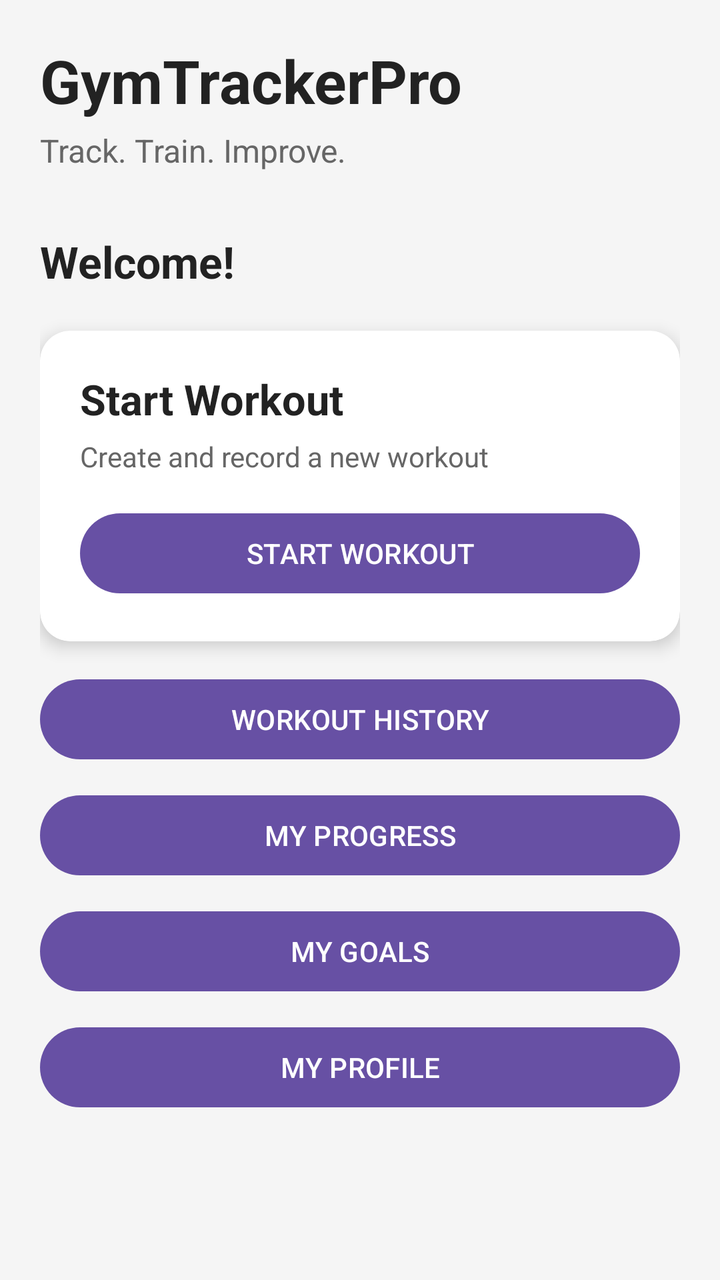
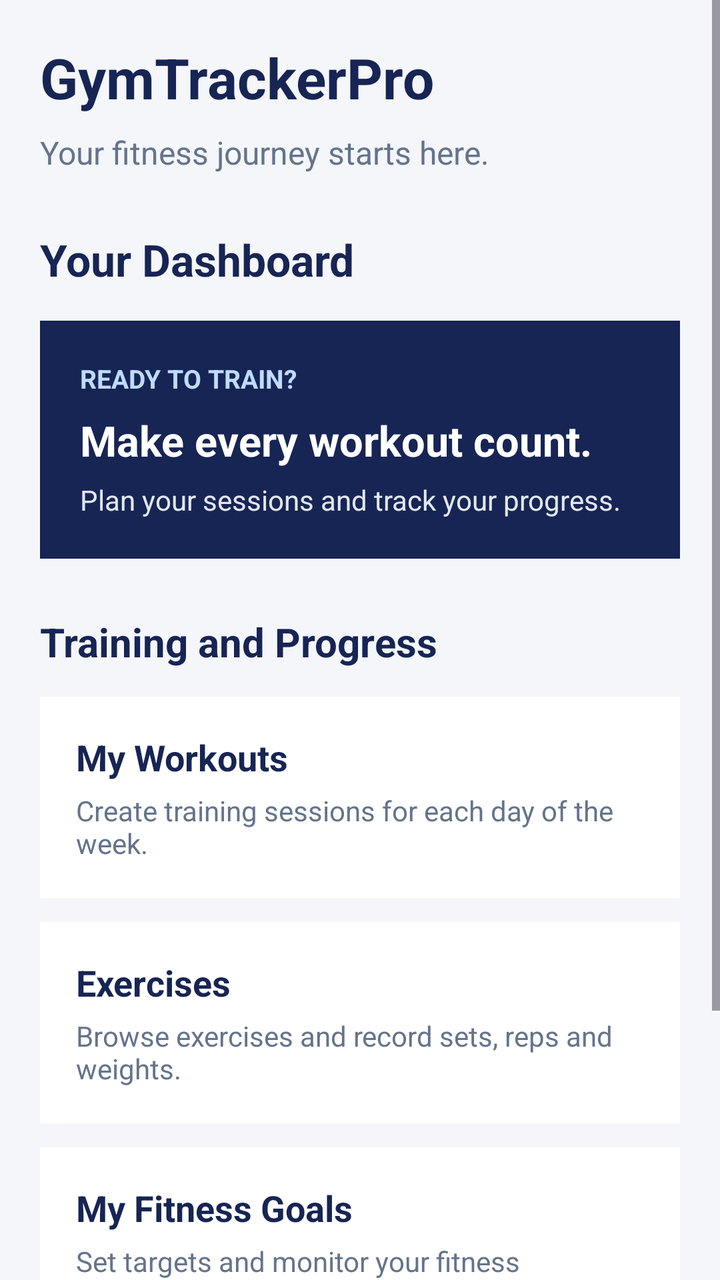

An Android layout rendered at two revisions. The XML below is the earlier revision; the diff shows what the commit changed to produce the second picture.
<!-- AndroidManifest.xml: application theme Theme.GymTrackerPro -->
<!-- res/layout/activity_main.xml -->
<?xml version="1.0" encoding="utf-8"?>
<ScrollView
    xmlns:android="http://schemas.android.com/apk/res/android"
    xmlns:app="http://schemas.android.com/apk/res-auto"
    android:id="@+id/main"
    android:layout_width="match_parent"
    android:layout_height="match_parent"
    android:background="#F5F5F5">

    <LinearLayout
        android:layout_width="match_parent"
        android:layout_height="wrap_content"
        android:orientation="vertical"
        android:padding="20dp">

        

        <TextView
            android:layout_width="wrap_content"
            android:layout_height="wrap_content"
            android:text="GymTrackerPro"
            android:textSize="30sp"
            android:textStyle="bold"
            android:textColor="#222222"/>

        <TextView
            android:layout_width="wrap_content"
            android:layout_height="wrap_content"
            android:text="Track. Train. Improve."
            android:textSize="16sp"
            android:textColor="#666666"
            android:layout_marginTop="4dp"/>

        

        <TextView
            android:id="@+id/txtWelcome"
            android:layout_width="match_parent"
            android:layout_height="wrap_content"
            android:text="Welcome!"
            android:textSize="22sp"
            android:textStyle="bold"
            android:textColor="#222222"
            android:layout_marginTop="30dp"/>

        

        <androidx.cardview.widget.CardView
            android:layout_width="match_parent"
            android:layout_height="wrap_content"
            android:layout_marginTop="20dp"
            app:cardCornerRadius="15dp"
            app:cardElevation="5dp">

            <LinearLayout
                android:layout_width="match_parent"
                android:layout_height="wrap_content"
                android:orientation="vertical"
                android:padding="20dp">

                <TextView
                    android:layout_width="wrap_content"
                    android:layout_height="wrap_content"
                    android:text="Start Workout"
                    android:textSize="21sp"
                    android:textStyle="bold"
                    android:textColor="#222222"/>

                <TextView
                    android:layout_width="wrap_content"
                    android:layout_height="wrap_content"
                    android:text="Create and record a new workout"
                    android:textSize="14sp"
                    android:textColor="#666666"
                    android:layout_marginTop="5dp"/>

                <Button
                    android:id="@+id/btnStartWorkout"
                    android:layout_width="match_parent"
                    android:layout_height="wrap_content"
                    android:text="START WORKOUT"
                    android:layout_marginTop="15dp"/>

            </LinearLayout>

        </androidx.cardview.widget.CardView>

        

        <Button
            android:id="@+id/btnWorkoutHistory"
            android:layout_width="match_parent"
            android:layout_height="wrap_content"
            android:text="WORKOUT HISTORY"
            android:layout_marginTop="15dp"/>

        

        <Button
            android:id="@+id/btnProgress"
            android:layout_width="match_parent"
            android:layout_height="wrap_content"
            android:text="MY PROGRESS"
            android:layout_marginTop="10dp"/>

        

        <Button
            android:id="@+id/btnGoals"
            android:layout_width="match_parent"
            android:layout_height="wrap_content"
            android:text="MY GOALS"
            android:layout_marginTop="10dp"/>

        

        <Button
            android:id="@+id/btnProfile"
            android:layout_width="match_parent"
            android:layout_height="wrap_content"
            android:text="MY PROFILE"
            android:layout_marginTop="10dp"/>

    </LinearLayout>

</ScrollView>
<!-- resources referenced by this layout -->
<resources>
  <style name="Theme.GymTrackerPro" parent="Base.Theme.GymTrackerPro" />
  <style name="Base.Theme.GymTrackerPro" parent="Theme.Material3.DayNight.NoActionBar">
          
          
      </style>
</resources>

<!-- the commit's change to res/layout/activity_main.xml (unified diff, before → after) -->
@@ -1,11 +1,10 @@
 <?xml version="1.0" encoding="utf-8"?>
-<ScrollView
-    xmlns:android="http://schemas.android.com/apk/res/android"
-    xmlns:app="http://schemas.android.com/apk/res-auto"
+<ScrollView xmlns:android="http://schemas.android.com/apk/res/android"
     android:id="@+id/main"
     android:layout_width="match_parent"
     android:layout_height="match_parent"
-    android:background="#F5F5F5">
+    android:background="#F4F6FA"
+    android:fillViewport="true">
 
     <LinearLayout
         android:layout_width="match_parent"
@@ -14,112 +13,182 @@
         android:padding="20dp">
 
         
-
         <TextView
             android:layout_width="wrap_content"
             android:layout_height="wrap_content"
             android:text="GymTrackerPro"
-            android:textSize="30sp"
-            android:textStyle="bold"
-            android:textColor="#222222"/>
+            android:textColor="#172554"
+            android:textSize="28sp"
+            android:textStyle="bold" />
 
+        
+        <TextView
+            android:layout_width="match_parent"
+            android:layout_height="wrap_content"
+            android:layout_marginTop="8dp"
+            android:text="Your fitness journey starts here."
+            android:textColor="#64748B"
+            android:textSize="16sp" />
+
+        
         <TextView
             android:layout_width="wrap_content"
             android:layout_height="wrap_content"
-            android:text="Track. Train. Improve."
-            android:textSize="16sp"
-            android:textColor="#666666"
-            android:layout_marginTop="4dp"/>
+            android:layout_marginTop="28dp"
+            android:text="Your Dashboard"
+            android:textColor="#172554"
+            android:textSize="22sp"
+            android:textStyle="bold" />
 
         
-
-        <TextView
-            android:id="@+id/txtWelcome"
+        <LinearLayout
             android:layout_width="match_parent"
             android:layout_height="wrap_content"
-            android:text="Welcome!"
-            android:textSize="22sp"
-            android:textStyle="bold"
-            android:textColor="#222222"
-            android:layout_marginTop="30dp"/>
+            android:layout_marginTop="16dp"
+            android:background="#172554"
+            android:orientation="vertical"
+            android:padding="20dp">
+
+            <TextView
+                android:layout_width="wrap_content"
+                android:layout_height="wrap_content"
+                android:text="READY TO TRAIN?"
+                android:textColor="#BFDBFE"
+                android:textSize="13sp"
+                android:textStyle="bold" />
+
+            <TextView
+                android:layout_width="wrap_content"
+                android:layout_height="wrap_content"
+                android:layout_marginTop="8dp"
+                android:text="Make every workout count."
+                android:textColor="#FFFFFF"
+                android:textSize="21sp"
+                android:textStyle="bold" />
+
+            <TextView
+                android:layout_width="wrap_content"
+                android:layout_height="wrap_content"
+                android:layout_marginTop="6dp"
+                android:text="Plan your sessions and track your progress."
+                android:textColor="#E2E8F0"
+                android:textSize="14sp" />
+        </LinearLayout>
 
         
+        <TextView
+            android:layout_width="wrap_content"
+            android:layout_height="wrap_content"
+            android:layout_marginTop="28dp"
+            android:text="Training and Progress"
+            android:textColor="#172554"
+            android:textSize="20sp"
+            android:textStyle="bold" />
 
-        <androidx.cardview.widget.CardView
+        
+        <LinearLayout
             android:layout_width="match_parent"
             android:layout_height="wrap_content"
-            android:layout_marginTop="20dp"
-            app:cardCornerRadius="15dp"
-            app:cardElevation="5dp">
+            android:layout_marginTop="14dp"
+            android:background="#FFFFFF"
+            android:orientation="vertical"
+            android:padding="18dp">
 
-            <LinearLayout
+            <TextView
+                android:layout_width="wrap_content"
+                android:layout_height="wrap_content"
+                android:text="My Workouts"
+                android:textColor="#172554"
+                android:textSize="18sp"
+                android:textStyle="bold" />
+
+            <TextView
                 android:layout_width="match_parent"
                 android:layout_height="wrap_content"
-                android:orientation="vertical"
-                android:padding="20dp">
-
-                <TextView
-                    android:layout_width="wrap_content"
-                    android:layout_height="wrap_content"
-                    android:text="Start Workout"
-                    android:textSize="21sp"
-                    android:textStyle="bold"
-                    android:textColor="#222222"/>
-
-                <TextView
-                    android:layout_width="wrap_content"
-                    android:layout_height="wrap_content"
-                    android:text="Create and record a new workout"
-                    android:textSize="14sp"
-                    android:textColor="#666666"
-                    android:layout_marginTop="5dp"/>
-
-                <Button
-                    android:id="@+id/btnStartWorkout"
-                    android:layout_width="match_parent"
-                    android:layout_height="wrap_content"
-                    android:text="START WORKOUT"
-                    android:layout_marginTop="15dp"/>
-
-            </LinearLayout>
-
-        </androidx.cardview.widget.CardView>
+                android:layout_marginTop="5dp"
+                android:text="Create training sessions for each day of the week."
+                android:textColor="#64748B"
+                android:textSize="14sp" />
+        </LinearLayout>
 
         
-
-        <Button
-            android:id="@+id/btnWorkoutHistory"
+        <LinearLayout
             android:layout_width="match_parent"
             android:layout_height="wrap_content"
-            android:text="WORKOUT HISTORY"
-            android:layout_marginTop="15dp"/>
+            android:layout_marginTop="12dp"
+            android:background="#FFFFFF"
+            android:orientation="vertical"
+            android:padding="18dp">
+
+            <TextView
+                android:layout_width="wrap_content"
+                android:layout_height="wrap_content"
+                android:text="Exercises"
+                android:textColor="#172554"
+                android:textSize="18sp"
+                android:textStyle="bold" />
+
+            <TextView
+                android:layout_width="match_parent"
+                android:layout_height="wrap_content"
+                android:layout_marginTop="5dp"
+                android:text="Browse exercises and record sets, reps and weights."
+                android:textColor="#64748B"
+                android:textSize="14sp" />
+        </LinearLayout>
 
         
-
-        <Button
-            android:id="@+id/btnProgress"
+        <LinearLayout
             android:layout_width="match_parent"
             android:layout_height="wrap_content"
-            android:text="MY PROGRESS"
-            android:layout_marginTop="10dp"/>
+            android:layout_marginTop="12dp"
+            android:background="#FFFFFF"
+            android:orientation="vertical"
+            android:padding="18dp">
+
+            <TextView
+                android:layout_width="wrap_content"
+                android:layout_height="wrap_content"
+                android:text="My Fitness Goals"
+                android:textColor="#172554"
+                android:textSize="18sp"
+                android:textStyle="bold" />
+
+            <TextView
+                android:layout_width="match_parent"
+                android:layout_height="wrap_content"
+                android:layout_marginTop="5dp"
+                android:text="Set targets and monitor your fitness progress."
+                android:textColor="#64748B"
+                android:textSize="14sp" />
+        </LinearLayout>
 
         
-
-        <Button
-            android:id="@+id/btnGoals"
+        <LinearLayout
             android:layout_width="match_parent"
             android:layout_height="wrap_content"
-            android:text="MY GOALS"
-            android:layout_marginTop="10dp"/>
+            android:layout_marginTop="12dp"
+            android:layout_marginBottom="20dp"
+            android:background="#FFFFFF"
+            android:orientation="vertical"
+            android:padding="18dp">
 
-        
+            <TextView
+                android:layout_width="wrap_content"
+                android:layout_height="wrap_content"
+                android:text="My Profile"
+                android:textColor="#172554"
+                android:textSize="18sp"
+                android:textStyle="bold" />
 
-        <Button
-            android:id="@+id/btnProfile"
-            android:layout_width="match_parent"
-            android:layout_height="wrap_content"
-            android:text="MY PROFILE"
-            android:layout_marginTop="10dp"/>
+            <TextView
+                android:layout_width="match_parent"
+                android:layout_height="wrap_content"
+                android:layout_marginTop="5dp"
+                android:text="Manage your personal fitness information."
+                android:textColor="#64748B"
+                android:textSize="14sp" />
+        </LinearLayout>
 
     </LinearLayout>
 
